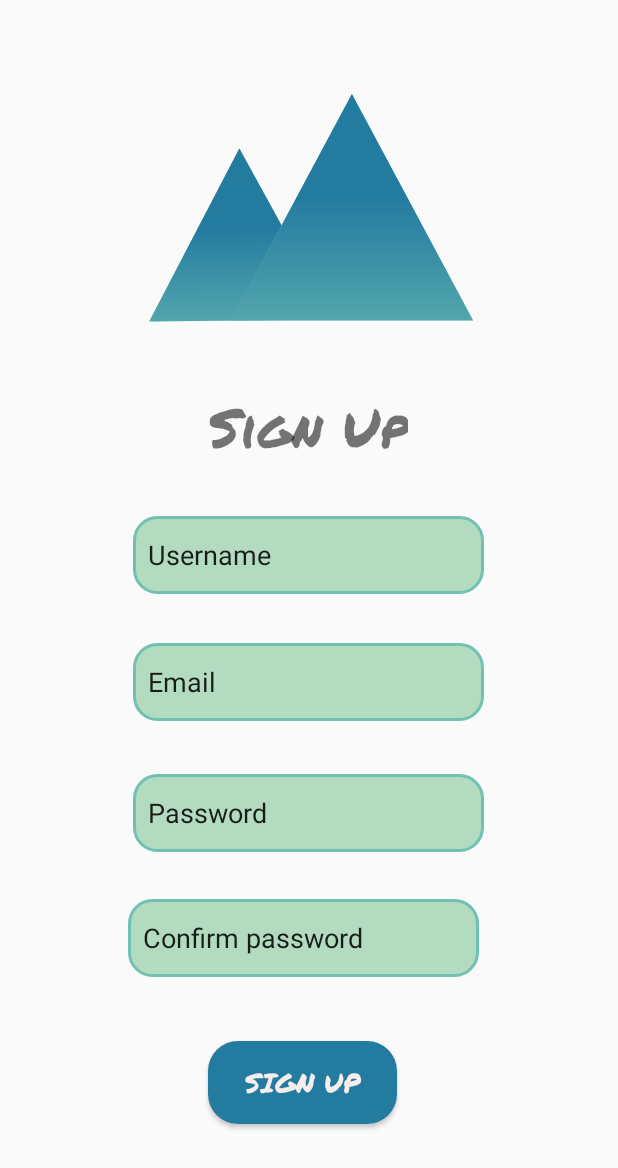
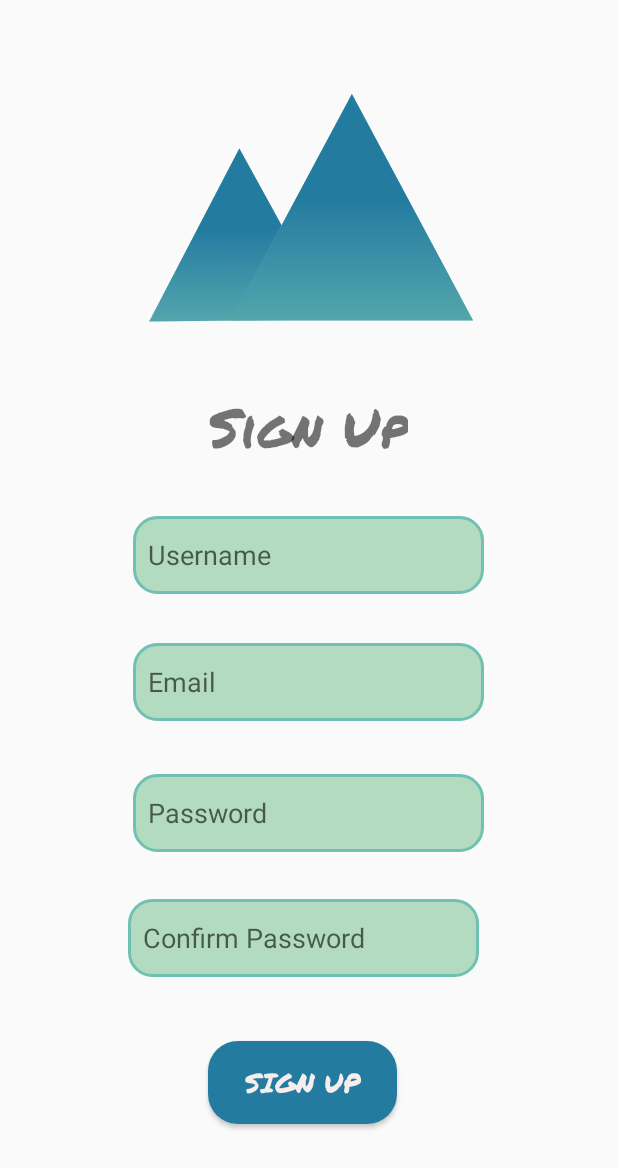
Before and after one commit to sfusurge/PeakPals, an Android app: the screen it shows after launch (SignUpActivity), after a tap on "SIGN UP", on a phone screen of 412 x 824 dp. Shown: the top 1168 px of the screen. Run offline under Robolectric (Android 15) with nearby library versions, the phone set to English and light mode, and no system bars; our stand-ins replace Firebase (no records; nobody signed in at launch, a user with empty details on screens opened directly).

Commit message:
Finished Sign Up and store data to Firebase

```diff
--- a/app/build.gradle
+++ b/app/build.gradle
@@ -27,6 +27,7 @@ dependencies {
     implementation fileTree(dir: "libs", include: ["*.jar"])
     implementation 'androidx.appcompat:appcompat:1.2.0'
     implementation 'androidx.constraintlayout:constraintlayout:2.0.2'
+    implementation 'com.google.firebase:firebase-auth:16.0.5'
     testImplementation 'junit:junit:4.12'
     androidTestImplementation 'androidx.test.ext:junit:1.1.2'
     androidTestImplementation 'androidx.test.espresso:espresso-core:3.3.0'
--- a/app/src/main/AndroidManifest.xml
+++ b/app/src/main/AndroidManifest.xml
@@ -9,7 +9,8 @@
         android:roundIcon="@mipmap/ic_launcher_round"
         android:supportsRtl="true"
         android:theme="@style/AppTheme">
-        <activity android:name=".SignUpActivity"></activity>
+        <activity android:name=".HomeScreen"></activity>
+        <activity android:name=".SignUpActivity" />
         <activity android:name=".MainActivity">
             <intent-filter>
                 <action android:name="android.intent.action.MAIN" />
--- a/app/src/main/java/com/example/firebase_log_in/LoginActivity.java
+++ b/app/src/main/java/com/example/firebase_log_in/LoginActivity.java
@@ -18,7 +18,7 @@ import com.google.firebase.auth.AuthResult;
 import com.google.firebase.auth.FirebaseAuth;
 
 
-public class LogInActivity extends AppCompatActivity implements View.OnClickListener{
+public class LoginActivity extends AppCompatActivity implements View.OnClickListener{
     private FirebaseAuth mAuth;
     private static final String TAG = "loginInfo";
     private EditText username;
--- a/app/src/main/java/com/example/firebase_log_in/SignUpActivity.java
+++ b/app/src/main/java/com/example/firebase_log_in/SignUpActivity.java
@@ -1,14 +1,91 @@
 package com.example.firebase_log_in;
 
+import androidx.annotation.NonNull;
 import androidx.appcompat.app.AppCompatActivity;
 
+import android.content.Intent;
+import android.media.MediaPlayer;
 import android.os.Bundle;
+import android.text.TextUtils;
+import android.view.View;
+import android.widget.Button;
+import android.widget.EditText;
+import android.widget.Toast;
+
+import com.google.android.gms.tasks.OnCompleteListener;
+import com.google.android.gms.tasks.Task;
+import com.google.firebase.auth.AuthResult;
+import com.google.firebase.auth.FirebaseAuth;
 
 public class SignUpActivity extends AppCompatActivity {
+    EditText user_name, pass_word, email, conf_password;
+    FirebaseAuth fAuth;
+    Button sign_up;
+
 
     @Override
     protected void onCreate(Bundle savedInstanceState) {
         super.onCreate(savedInstanceState);
         setContentView(R.layout.activity_sign_up);
+        user_name = findViewById(R.id.user_name_et);
+        pass_word = findViewById(R.id.password_et);
+        email = findViewById(R.id.email_et);
+        conf_password=findViewById(R.id.conf_pass_et);
+        sign_up = findViewById(R.id.sign_up_btn);
+        fAuth = FirebaseAuth.getInstance();
+
+        if(fAuth.getCurrentUser()!=null){
+            startActivity(new Intent(getApplicationContext(), MainActivity.class));
+            finish();
+        }
+        sign_up.setOnClickListener(new View.OnClickListener() {
+            @Override
+            public void onClick(View v) {
+                String username = user_name.getText().toString().trim();
+                String email_str = email.getText().toString().trim();
+                String pass = pass_word.getText().toString().trim();
+                String confirm_pass = conf_password.getText().toString().trim();
+
+                if(TextUtils.isEmpty(username))
+                {
+                 user_name.setError("Username Required");
+                 return;
+                }
+
+                if(TextUtils.isEmpty(email_str)){
+                    email.setError("Email Required");
+                    return;
+                }
+
+                if(pass.length() < 6){
+                    pass_word.setError("Too short. Must be >= 6 char");
+                    return;
+                }
+
+                if(TextUtils.isEmpty(confirm_pass)){
+                    email.setError("Email Required");
+                    return;
+                }
+
+                fAuth.createUserWithEmailAndPassword(email_str, pass).addOnCompleteListener(new OnCompleteListener<AuthResult>() {
+                    @Override
+                    public void onComplete(@NonNull Task<AuthResult> task) {
+                        if(task.isSuccessful()){
+                            Toast.makeText(SignUpActivity.this, "User Created", Toast.LENGTH_SHORT).show();
+                            startActivity(new Intent(getApplicationContext(),MainActivity.class));
+                        }else{
+                            Toast.makeText(SignUpActivity.this, "Error " + task.getException().getMessage(), Toast.LENGTH_SHORT).show();
+                        }
+                    }
+                });
+
+                {
+
+                }
+
+            }
+        });
     }
+
+
 }
--- a/app/src/main/res/layout/activity_sign_up.xml
+++ b/app/src/main/res/layout/activity_sign_up.xml
@@ -33,15 +33,14 @@
         app:srcCompat="@drawable/ic_group_39" />
 
     <EditText
-        android:id="@+id/editTextTextPersonName3"
+        android:id="@+id/password_et"
         android:layout_width="234dp"
         android:layout_height="52dp"
         android:background="@drawable/auth_input"
         android:ems="10"
         android:inputType="textPersonName"
         android:paddingLeft="10dp"
-        android:text="Password "
-
+        android:hint="Password"
         app:layout_constraintBottom_toBottomOf="parent"
         app:layout_constraintEnd_toEndOf="parent"
         app:layout_constraintHorizontal_bias="0.497"
@@ -50,14 +49,14 @@
         app:layout_constraintVertical_bias="0.668" />
 
     <EditText
-        android:id="@+id/editTextTextPersonName4"
+        android:id="@+id/conf_pass_et"
         android:layout_width="234dp"
         android:layout_height="52dp"
         android:background="@drawable/auth_input"
         android:ems="10"
         android:inputType="textPersonName"
         android:paddingLeft="10dp"
-        android:text="Confirm password "
+        android:hint="Confirm Password"
         app:layout_constraintBottom_toBottomOf="parent"
         app:layout_constraintEnd_toEndOf="parent"
         app:layout_constraintHorizontal_bias="0.48"
@@ -66,15 +65,14 @@
         app:layout_constraintVertical_bias="0.776" />
 
     <EditText
-        android:id="@+id/editTextTextPersonName2"
+        android:id="@+id/email_et"
         android:layout_width="234dp"
         android:layout_height="52dp"
         android:background="@drawable/auth_input"
         android:ems="10"
         android:inputType="textPersonName"
         android:paddingLeft="10dp"
-        android:text="Email"
-
+        android:hint="Email"
         app:layout_constraintBottom_toBottomOf="parent"
         app:layout_constraintEnd_toEndOf="parent"
         app:layout_constraintHorizontal_bias="0.497"
@@ -83,14 +81,14 @@
         app:layout_constraintVertical_bias="0.555" />
 
     <EditText
-        android:id="@+id/editTextTextPersonName"
+        android:id="@+id/user_name_et"
         android:layout_width="234dp"
         android:layout_height="52dp"
         android:background="@drawable/auth_input"
         android:ems="10"
         android:inputType="textPersonName"
         android:paddingLeft="10dp"
-        android:text="Username"
+        android:hint="Username"
         app:layout_constraintBottom_toBottomOf="parent"
         app:layout_constraintEnd_toEndOf="parent"
         app:layout_constraintHorizontal_bias="0.497"
@@ -99,7 +97,7 @@
         app:layout_constraintVertical_bias="0.446" />
 
     <Button
-        android:id="@+id/button"
+        android:id="@+id/sign_up_btn"
         android:layout_width="126dp"
         android:layout_height="55dp"
         android:background="@drawable/auth_button"
```
Also changed, not shown: app/src/main/java/com/example/firebase_log_in/HomeScreen.java (added, +14 -0 lines), app/src/main/res/layout/activity_home_screen.xml (added, +9 -0 lines).
